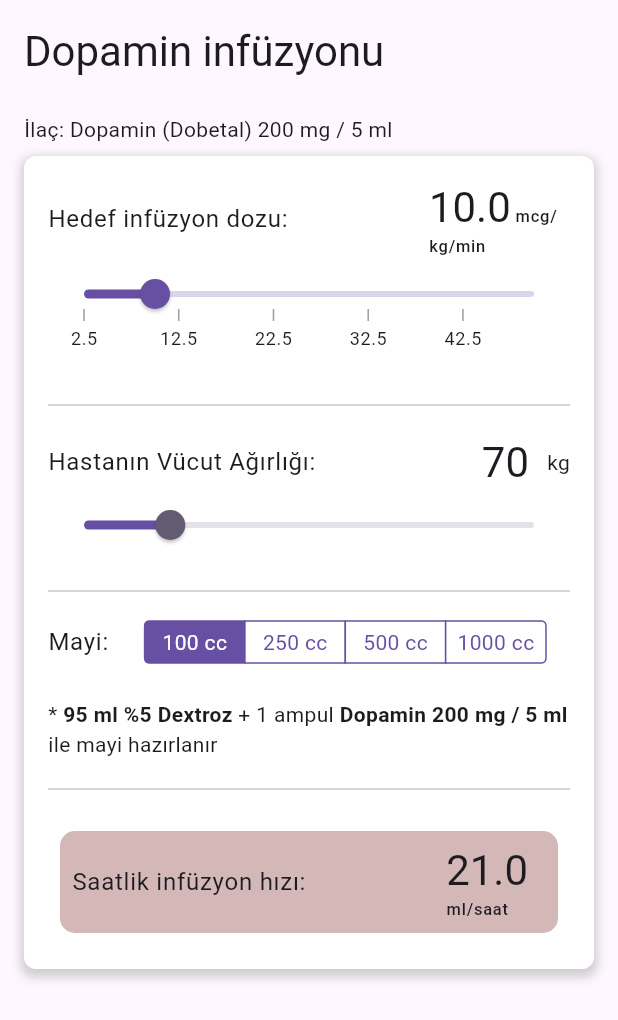
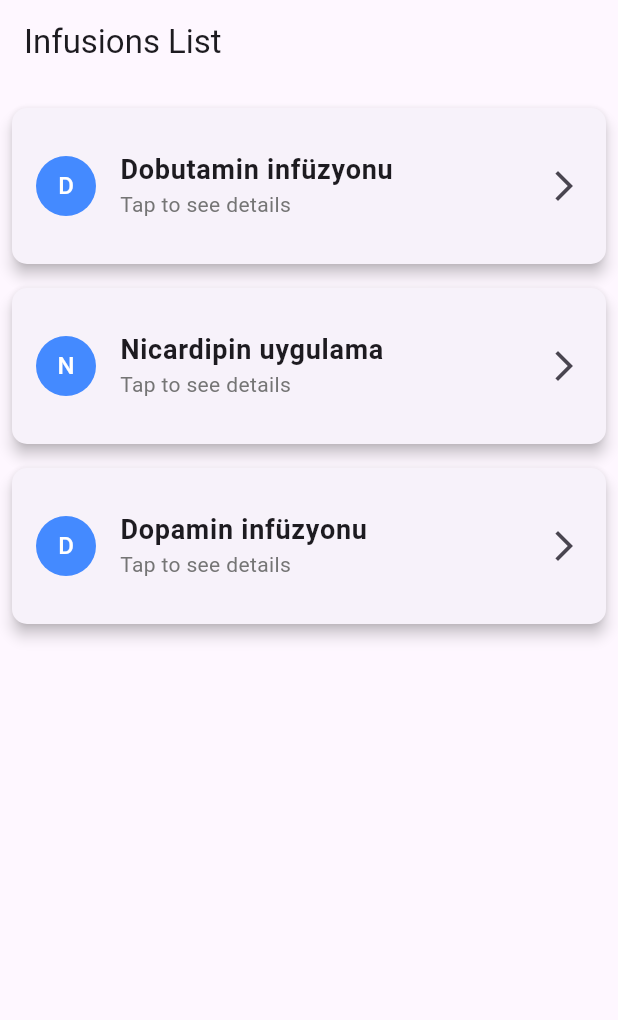
Before and after one commit to yakubsubasi/dosing_assistant, a Flutter app: the screen it shows after launch, on a phone screen of 412 x 824 dp. Shown: the top 1020 px of the screen. Run offline on Flutter 3.47's test engine with Material 3 defaults, Android fonts, the phone set to English and light mode, and no system bars; drawn by our look-alikes of syncfusion_flutter_sliders.

Commit message:
ana ekran eklendi

```diff
--- a/lib/data.dart
+++ b/lib/data.dart
@@ -73,7 +73,7 @@ class ApplicationModel {
   }
 
   bool tooMuchInterval() {
-    return maxInfisionRate - minInfisionRate / interval > 10 ? true : false;
+    return (maxInfisionRate - minInfisionRate) / interval > 10 ? true : false;
   }
 }
 
@@ -102,6 +102,12 @@ class Drug {
   }
 }
 
+const List<DosingModel> allInfusions = [
+  dobutamineInfusion,
+  nicardipineInfusion,
+  dopamineInfusion
+];
+
 const dobutamineInfusion = DosingModel(
   name: 'Dobutamin infüzyonu',
   applications: [
@@ -116,7 +122,7 @@ const dobutamineInfusion = DosingModel(
       infusionRateUnit: 'mcg/kg/min',
       minInfisionRate: 2,
       maxInfisionRate: 20,
-      interval: 6,
+      interval: 3,
       applicationType: ApplicationType.infusion,
     ),
   ],
@@ -146,7 +152,7 @@ const nicardipineInfusion = DosingModel(
   ],
 );
 
-const dopamineDose = DosingModel(
+const dopamineInfusion = DosingModel(
   name: 'Dopamin infüzyonu',
   applications: [
     ApplicationModel(
@@ -154,7 +160,7 @@ const dopamineDose = DosingModel(
             name: 'Dopamin',
             amount: 200,
             unit: 'mg',
-            tradeName: 'Dobetal',
+            tradeName: 'Dobetal®',
             volume: 5),
         infusionRateValue: 10,
         minInfisionRate: 2.5,
--- a/lib/dosing_assistant/widgets/infusion_rate_picker.dart
+++ b/lib/dosing_assistant/widgets/infusion_rate_picker.dart
@@ -40,6 +40,7 @@ class _InfusionRateSelectingWidgetState
             const Expanded(child: SizedBox()),
             Expanded(
               child: RichText(
+                textAlign: TextAlign.center,
                 text: TextSpan(
                   style: DefaultTextStyle.of(context).style,
                   children: <TextSpan>[
@@ -48,7 +49,7 @@ class _InfusionRateSelectingWidgetState
                       style: Theme.of(context).textTheme.headlineMedium,
                     ),
                     TextSpan(
-                      text: ' ${widget.dose.infusionRateUnit}',
+                      text: '\n${widget.dose.infusionRateUnit}',
                       style: Theme.of(context).textTheme.labelSmall,
                     ),
                   ],
--- a/lib/dosing_assistant/widgets/weight_picker.dart
+++ b/lib/dosing_assistant/widgets/weight_picker.dart
@@ -38,38 +38,18 @@ class _WeightPickerState extends State<WeightPicker> {
                   style: Theme.of(context).textTheme.headlineMedium,
                 ),
                 const SizedBox(
-                  width: 12,
+                  width: 8,
                 ),
-                const Text('kg'),
-                //   DropdownButtonHideUnderline(
-                //     child: DropdownButton<String>(
-                //       value: _currentUnit,
-                //       items: <String>['kg', 'lb']
-                //           .map<DropdownMenuItem<String>>((String value) {
-                //         return DropdownMenuItem<String>(
-                //           value: value,
-                //           child: Text(value),
-                //         );
-                //       }).toList(),
-                //       onChanged: (String? newValue) {
-                //         setState(() {
-                //           _currentUnit = newValue!;
-                //           widget.onValueChanged(_currentValue, _currentUnit);
-                //         });
-                //       },
-                //     ),
-                //   ),
+                Text('kg', style: Theme.of(context).textTheme.bodySmall),
               ],
             ),
           ],
         ),
         Slider(
-          thumbColor: Theme.of(context).colorScheme.secondary,
           allowedInteraction: SliderInteraction.tapAndSlide,
           value: _currentValue.toDouble(),
-          min: 40,
-          max: 200,
-          divisions: 80,
+          min: 30,
+          max: 180,
           onChanged: (double newValue) {
             setState(() {
               _currentValue = newValue.round();
--- a/lib/main.dart
+++ b/lib/main.dart
@@ -11,9 +11,72 @@ class MainApp extends StatelessWidget {
 
   @override
   Widget build(BuildContext context) {
-    return const MaterialApp(
+    return MaterialApp(
       debugShowCheckedModeBanner: false,
-      home: DrugDosagePage(dose: dopamineDose),
+      theme: ThemeData(
+        primarySwatch: Colors.blue,
+        visualDensity: VisualDensity.adaptivePlatformDensity,
+      ),
+      home: const MainPage(),
     );
   }
 }
+
+class MainPage extends StatelessWidget {
+  const MainPage({super.key});
+
+  @override
+  Widget build(BuildContext context) {
+    return Scaffold(
+      appBar: AppBar(
+        title: const Text('Infusions List'),
+      ),
+      body: Padding(
+        padding: const EdgeInsets.all(8.0),
+        child: ListView.builder(
+          itemCount: allInfusions.length,
+          itemBuilder: (context, index) {
+            final infusion = allInfusions[index];
+            return Card(
+              elevation: 4,
+              margin: const EdgeInsets.symmetric(vertical: 8),
+              shape: RoundedRectangleBorder(
+                borderRadius: BorderRadius.circular(10),
+              ),
+              child: ListTile(
+                contentPadding: const EdgeInsets.all(16),
+                leading: CircleAvatar(
+                  backgroundColor: Colors.blueAccent,
+                  child: Text(
+                    infusion.name[0],
+                    style: const TextStyle(color: Colors.white),
+                  ),
+                ),
+                title: Text(
+                  infusion.name,
+                  style: const TextStyle(
+                    fontWeight: FontWeight.bold,
+                    fontSize: 18,
+                  ),
+                ),
+                subtitle: Text(
+                  'Tap to see details',
+                  style: TextStyle(color: Colors.grey[600]),
+                ),
+                trailing: const Icon(Icons.arrow_forward_ios),
+                onTap: () {
+                  Navigator.push(
+                    context,
+                    MaterialPageRoute(
+                      builder: (context) => DrugDosagePage(dose: infusion),
+                    ),
+                  );
+                },
+              ),
+            );
+          },
+        ),
+      ),
+    );
+  }
+}
```
